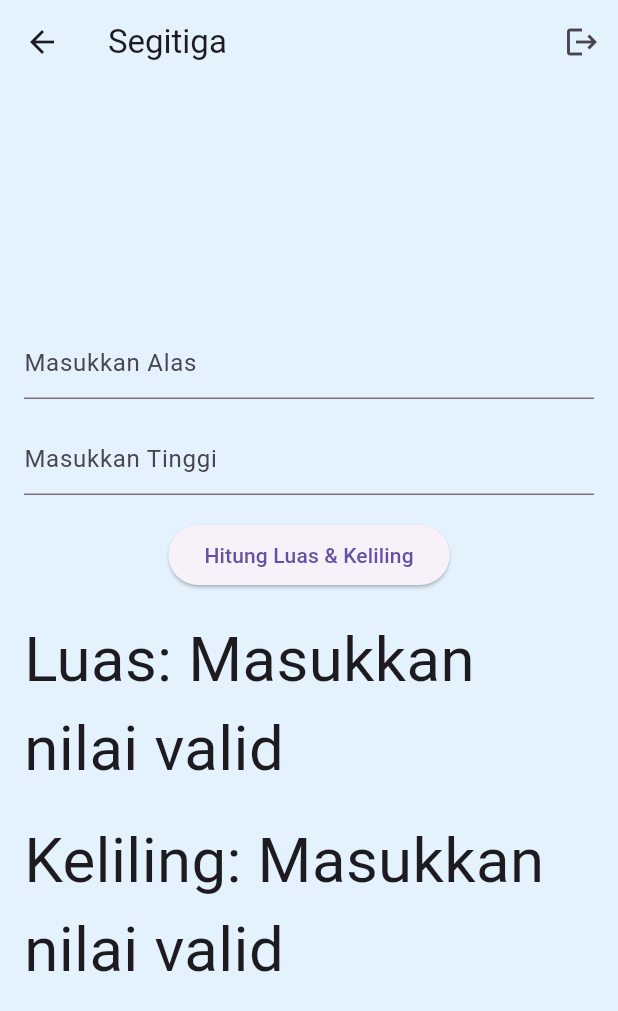
After one commit to SpeedyInsight/tugas4-teori-tpm, a Flutter app: the segitigaApp screen opened directly, after a tap on "Hitung Luas & Keliling", on a phone screen of 412 x 824 dp. The commit adds this screen. Shown: the top 1011 px of the screen. Run offline on Flutter 3.47's test engine with Material 3 defaults, Android fonts, the phone set to English and light mode, and no system bars; missing offline and left inert: flutter_math_fork.

Commit message:
add: bilangan prima & segitiga

```diff
--- a/lib/login_page.dart
+++ b/lib/login_page.dart
@@ -34,7 +34,7 @@ class _LoginPageState extends State<LoginPage> {
                       bottom: 0, left: 0, right: 0, top: 20),
                   child: Center(
                       child: Image.asset(
-                        'images/logo.png',
+                        'images/logo2.png',
                         width: 160,
                         height: 160,
                       )),
--- a/lib/main.dart
+++ b/lib/main.dart
@@ -13,7 +13,7 @@ class MyApp extends StatelessWidget {
   Widget build(BuildContext context) {
     return MaterialApp(
       debugShowCheckedModeBanner: false,
-      title: 'Tugas TPM 4',
+      title: 'Tugas TPM Teori 4',
       theme: ThemeData(
         primarySwatch: Colors.blue,
       ),
--- /dev/null
+++ b/lib/segitiga.dart
@@ -0,0 +1,117 @@
+import 'dart:math';
+
+import 'package:flutter/material.dart';
+import 'halaman_utama.dart';
+import 'login_page.dart';
+import 'package:flutter_math_fork/flutter_math.dart';
+import 'dart:math' as math;
+
+
+class segitigaApp extends StatefulWidget {
+  @override
+  segitigaAppState createState() => segitigaAppState();
+}
+
+class segitigaAppState extends State<segitigaApp> {
+  TextEditingController _baseController = TextEditingController();
+  TextEditingController _heightController = TextEditingController();
+  var areaResult = '';
+  var perimeterResult = '';
+
+  @override
+  Widget build(BuildContext context) {
+    return Scaffold(
+      backgroundColor: Theme.of(context).secondaryHeaderColor,
+      appBar: AppBar(
+        title: const Text('Segitiga'), // Updated title
+        automaticallyImplyLeading: true,
+        backgroundColor: Theme.of(context).secondaryHeaderColor,
+        actions: <Widget>[
+          IconButton(
+            icon: const Icon(Icons.logout),
+            onPressed: () {
+              Navigator.pushAndRemoveUntil(
+                context,
+                MaterialPageRoute(builder: (context) {
+                  return const LoginPage();
+                }),
+                (route) => false,
+              );
+            },
+          ),
+        ],
+      ),
+      body: Center(
+        child: Padding(
+          padding: const EdgeInsets.all(16.0),
+          child: Column(
+            mainAxisAlignment: MainAxisAlignment.center,
+            children: [
+              TextField(
+                keyboardType: TextInputType.number,
+                controller: _baseController,
+                decoration: InputDecoration(
+                  hintText: 'Masukkan Alas',
+                ),
+              ),
+              SizedBox(height: 16.0),
+              TextField(
+                keyboardType: TextInputType.number,
+                controller: _heightController,
+                decoration: InputDecoration(
+                  hintText: 'Masukkan Tinggi',
+                ),
+              ),
+              SizedBox(height: 16.0),
+              ElevatedButton(
+                onPressed: () {
+                  setState(() {
+                    double? base = double.tryParse(_baseController.text);
+                    double? height = double.tryParse(_heightController.text);
+
+                    if (base != null && height != null) {
+                      areaResult = _calculateArea(base, height).toStringAsFixed(2);
+                      perimeterResult = _calculatePerimeter(base, height).toStringAsFixed(2);
+                    } else {
+                      areaResult = 'Masukkan nilai valid';
+                      perimeterResult = 'Masukkan nilai valid';
+                    }
+                  });
+                },
+                child: Text('Hitung Luas & Keliling'),
+              ),
+              SizedBox(height: 16.0),
+              Text(
+                'Luas: $areaResult',
+                style: TextStyle(fontSize: MediaQuery.of(context).size.height * 0.05),
+                // style: TextStyle(fontSize: 20),
+              ),
+              SizedBox(height: 16.0),
+              Text(
+                'Keliling: $perimeterResult',
+                style: TextStyle(fontSize: MediaQuery.of(context).size.height * 0.05),
+              ),
+            ],
+          ),
+        ),
+      ),
+    );
+  }
+
+  // Function to calculate the area of a triangle
+  double _calculateArea(double base, double height) {
+    return (base * height) / 2;
+  }
+
+  // Function to calculate the perimeter of a triangle
+  double _calculatePerimeter(double base, double height) {
+    double hypotenuse = _calculateHypotenuse(base, height);
+    print(hypotenuse);
+    return base + height + hypotenuse;
+  }
+
+  // Function to calculate the hypotenuse using Pythagorean theorem
+  double _calculateHypotenuse(double base, double height) {
+       return sqrt(base * base + height * height);
+  }
+}
--- a/pubspec.yaml
+++ b/pubspec.yaml
@@ -35,6 +35,7 @@ dependencies:
   # Use with the CupertinoIcons class for iOS style icons.
   cupertino_icons: ^1.0.2
   url_launcher: 6.0.20
+  flutter_math_fork: ^0.7.2
 
 dev_dependencies:
   flutter_launcher_icons: "^0.9.2"
@@ -64,6 +65,7 @@ flutter:
   assets:
     - images/abhy.png
     - images/logo.png
+    - images/logo2.png
   #   - images/a_dot_ham.jpeg
 
   # An image asset can refer to one or more resolution-specific "variants", see
```
Also changed, not shown: lib/daftar_anggota.dart (+0 -8 lines), lib/ganjil_genap.dart (added, +97 -0 lines), lib/halaman_utama.dart (+58 -14 lines), images/logo2.png (added), pubspec.lock.
